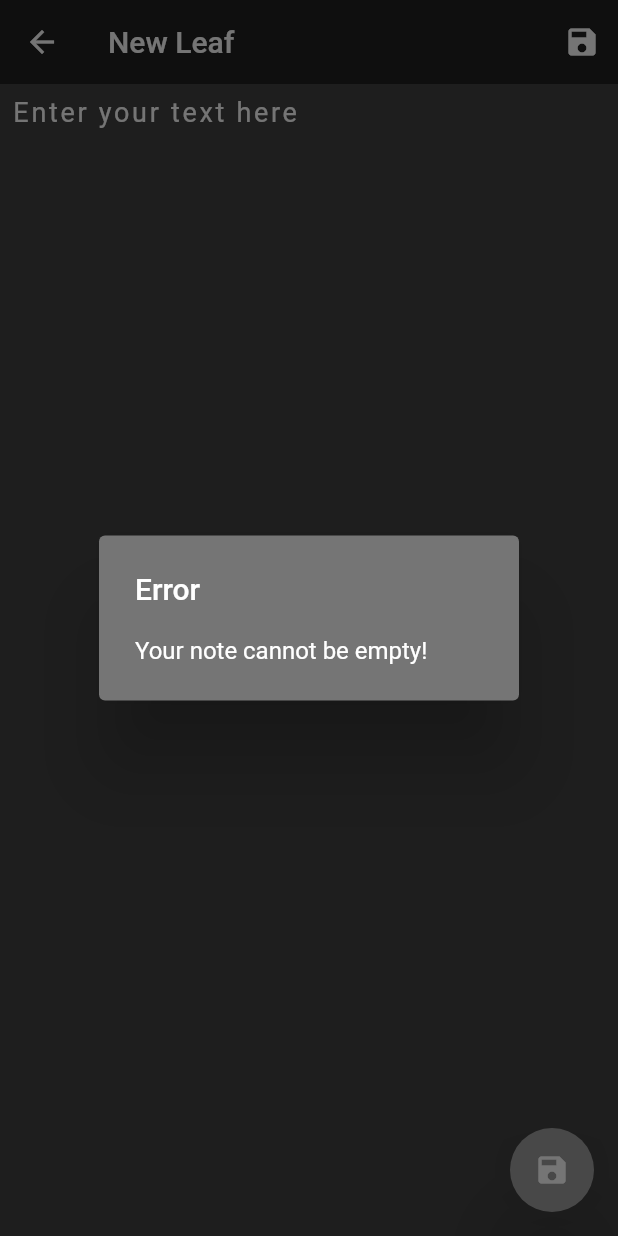
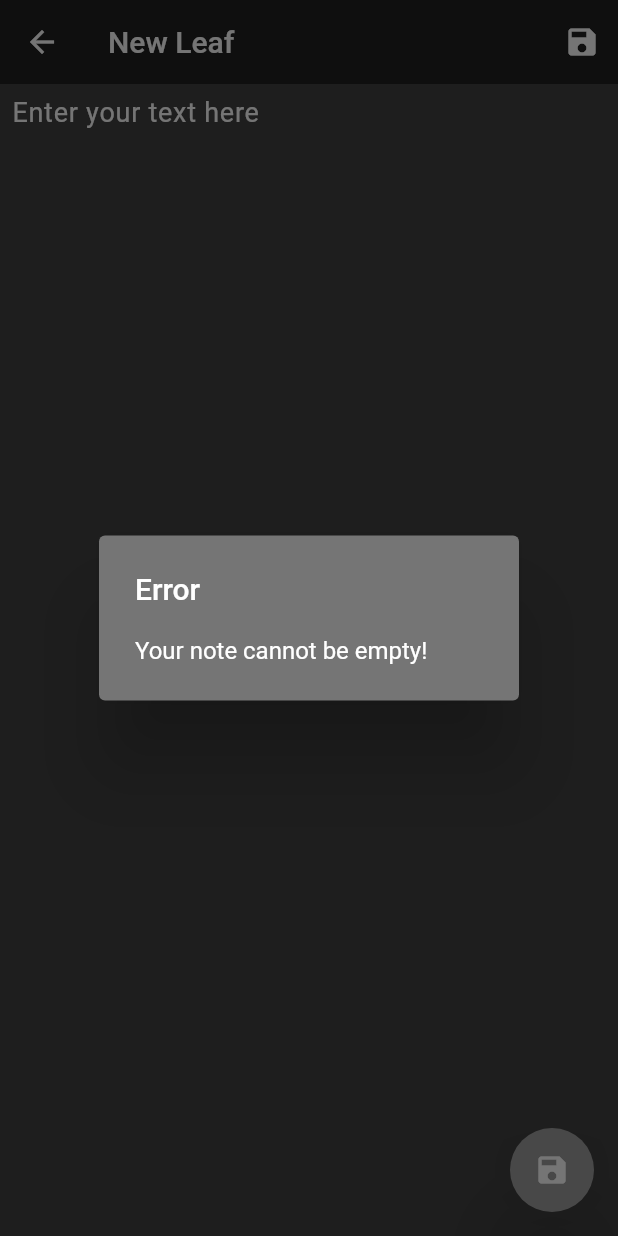
Before and after one commit to Brian1011/hidden_notepad, a Flutter app: the NewLeaf screen opened by its route, after a tap on the "save" icon, on a phone screen of 412 x 824 dp. Run offline on Flutter 3.47's test engine with Material 2 defaults, Android fonts, the phone set to English and light mode, and no system bars; our stand-ins replace fluttertoast, sqflite; accounts and stored records are empty.

Commit message:
update retreived text

```diff
--- a/lib/ui/new_story.dart
+++ b/lib/ui/new_story.dart
@@ -54,14 +54,17 @@ class _NewLeafState extends State<NewLeaf> {
         child: Padding(
           padding: const EdgeInsets.all(8.0),
           child: TextField(
+            cursorColor: Colors.white,
             maxLines: null,
             keyboardType: TextInputType.multiline,
             controller: myController,
-            decoration: InputDecoration.collapsed(hintText: "Enter your text here", hintStyle: TextStyle(color: Colors.white, letterSpacing: 1.8,
+            decoration: InputDecoration.collapsed(
+                hintText: "Enter your text here",
+                hintStyle: TextStyle(color: Colors.white, letterSpacing: 0.5,
                 fontSize: 18.0)),
             style: TextStyle(
-              color: Colors.white,
-              letterSpacing: 1.8,
+                color: Colors.white,
+                letterSpacing: 0.5,
               fontSize: 18.0
             ),
           ),
@@ -70,7 +73,7 @@ class _NewLeafState extends State<NewLeaf> {
       floatingActionButton: FloatingActionButton(
         onPressed: (){
           saveNewNote(myController.text);
-          return AlertDialog(content: Text("Alert Dialog"),);
+          //return AlertDialog(content: Text("Alert Dialog"),);
         },
         child: Icon(Icons.save, color: Colors.white,),
         backgroundColor: Colors.grey,
@@ -87,7 +90,7 @@ class _NewLeafState extends State<NewLeaf> {
 
       if(saveButtonPressCount > 1){
         // update note
-        changeTitle("Edit Leaf");
+        changeTitle("Edit leaf");
         dialog("Note Updated", "Changes saved successfully");
       }else{
         //save new note
```
Also changed, not shown: lib/ui/view_story.dart (+36 -8 lines).
